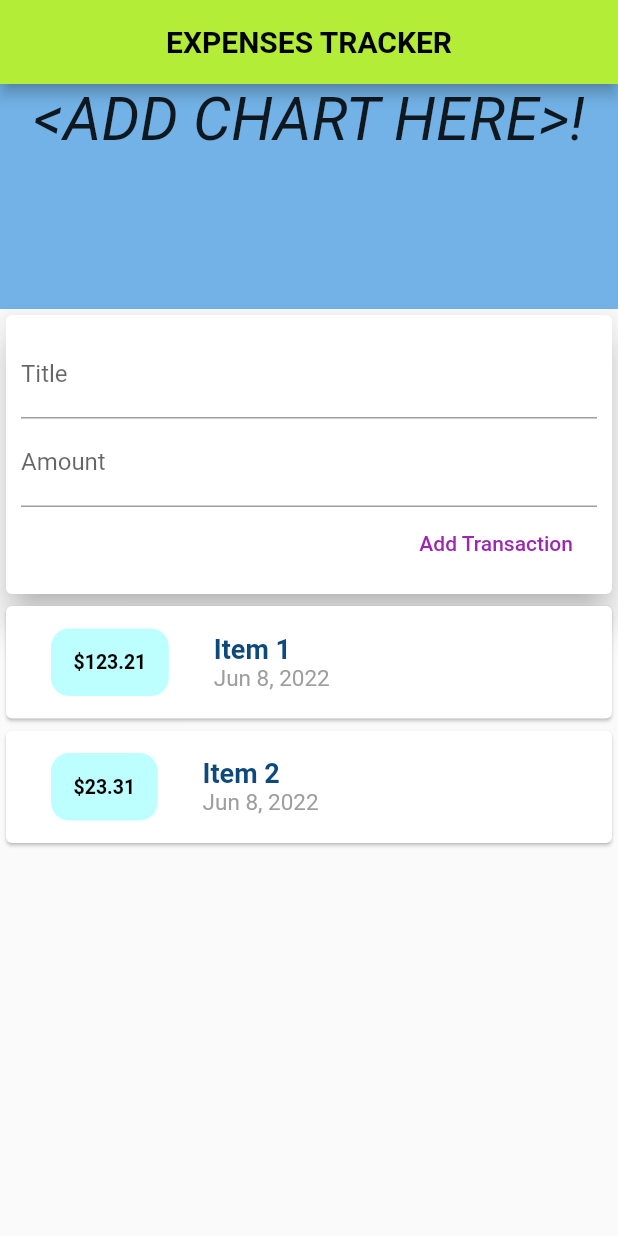
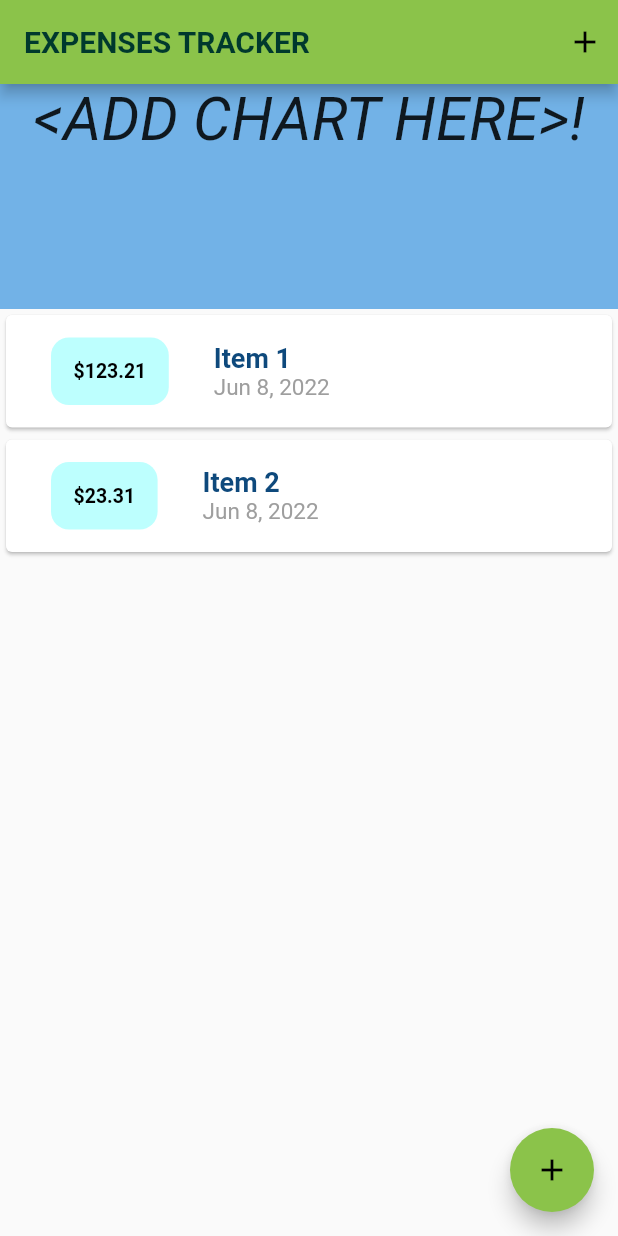
Before and after one commit to Saransh29/ExpenseTracker, a Flutter app: the screen it shows after launch, on a phone screen of 412 x 824 dp. Run offline on Flutter 3.47's test engine with Material 2 defaults, Android fonts, the phone set to English and light mode, and no system bars; Roboto replaces fonts that are missing (applesf).

Commit message:
v2 - shifted txadd to button , apk files , fonts

```diff
--- a/lib/main.dart
+++ b/lib/main.dart
@@ -1,5 +1,7 @@
-import './widgets/user_transcations.dart';
+import './widgets/transaction_list.dart';
+import './widgets/new_transactions.dart';
 import 'package:flutter/material.dart';
+import './models/transaction.dart';
 
 void main() => runApp(MyApp());
 
@@ -7,33 +9,83 @@ class MyApp extends StatelessWidget {
   @override
   Widget build(BuildContext context) {
     return MaterialApp(
-      title: 'Flutter App',
+      title: 'Expense Tracker',
+      theme: ThemeData(
+        primarySwatch: Colors.lightGreen,
+        visualDensity: VisualDensity.comfortable,
+        fontFamily: 'applesf',
+      ),
       home: MyHomePage(),
     );
   }
 }
 
-class MyHomePage extends StatelessWidget {
+class MyHomePage extends StatefulWidget {
+  @override
+  State<MyHomePage> createState() => _MyHomePageState();
+}
+
+class _MyHomePageState extends State<MyHomePage> {
   // String titleInput;
-  // String amountInput;
-  final titleController = TextEditingController();
-  final amountController = TextEditingController();
+
+  final List<Transaction> _userTransactions = [
+    Transaction(
+      id: 't1',
+      title: 'Item 1',
+      amount: 123.21,
+      date: DateTime.now(),
+    ),
+    Transaction(
+      id: 't2',
+      title: 'Item 2',
+      amount: 23.31,
+      date: DateTime.now(),
+    ),
+  ];
+
+  void _addNewTransaction(String txTitle, double txAmount) {
+    final newTx = Transaction(
+      amount: txAmount,
+      title: txTitle,
+      date: DateTime.now(),
+      id: DateTime.now().toString(),
+    );
+    setState(() {
+      _userTransactions.add(newTx);
+    });
+  }
+
+  void _startAddNewTransaction(BuildContext ctx) {
+    showModalBottomSheet(
+        context: ctx,
+        builder: (_) {
+          return GestureDetector(
+            onTap: (() {}),
+            child: NewTransaction(_addNewTransaction),
+            behavior: HitTestBehavior.opaque,
+          );
+        });
+  }
 
   @override
   Widget build(BuildContext context) {
     return Scaffold(
       appBar: AppBar(
-        backgroundColor: const Color.fromARGB(255, 180, 237, 56),
-        title: const Center(
-          child: Text(
-            'EXPENSES TRACKER',
-            textAlign: TextAlign.center,
-            style: TextStyle(
-                color: Color.fromARGB(255, 1, 1, 0),
-                fontSize: 20,
-                fontWeight: FontWeight.bold),
-          ),
+        // backgroundColor: Color.fromARGB(255, 148, 225, 96),
+        title: const Text(
+          'EXPENSES TRACKER',
+          textAlign: TextAlign.center,
+          style: TextStyle(
+              color: Color.fromARGB(255, 0, 57, 45),
+              fontSize: 20,
+              fontWeight: FontWeight.bold),
         ),
+        actions: <Widget>[
+          IconButton(
+            icon: Icon(Icons.add),
+            onPressed: () => _startAddNewTransaction(context),
+          )
+        ],
       ),
       body: SingleChildScrollView(
         child: Column(
@@ -50,9 +102,13 @@ class MyHomePage extends StatelessWidget {
                 style: TextStyle(fontSize: 40, fontStyle: FontStyle.italic),
               ),
             ),
-            UserTransactions(),
+            TransactionList(_userTransactions),
           ],
         ),
+      ),
+      floatingActionButton: FloatingActionButton(
+        child: Icon(Icons.add),
+        onPressed: () => _startAddNewTransaction(context),
       ),
     );
   }
--- a/lib/widgets/transaction_list.dart
+++ b/lib/widgets/transaction_list.dart
@@ -8,7 +8,9 @@ class TransactionList extends StatelessWidget {
 
   @override
   Widget build(BuildContext context) {
-    return Column(
+    return Container(
+      height: 450,
+      child: ListView(
         children: transactions.map((tx) {
           return Card(
             child: Row(
@@ -22,7 +24,7 @@ class TransactionList extends StatelessWidget {
                   ),
                   padding: const EdgeInsets.all(15),
                   child: Text(
-                  '\$${tx.amount}', //tx.amount.toString() can also be used string interpolation
+                    '\$${tx.amount.toStringAsFixed(2)}', //tx.amount.toString() can also be used string interpolation
                     style: const TextStyle(
                       fontSize: 13,
                       fontWeight: FontWeight.bold,
@@ -54,6 +56,7 @@ class TransactionList extends StatelessWidget {
             ),
           );
         }).toList(),
+      ),
     );
   }
 }
--- a/lib/widgets/user_transcations.dart
+++ /dev/null
@@ -1,50 +0,0 @@
-import 'package:flutter/cupertino.dart';
-import './new_transactions.dart';
-import './transaction_list.dart';
-import '../models/transaction.dart';
-
-class UserTransactions extends StatefulWidget {
-  const UserTransactions({Key key}) : super(key: key);
-
-  @override
-  State<UserTransactions> createState() => _UserTransactionsState();
-}
-
-class _UserTransactionsState extends State<UserTransactions> {
-  final List<Transaction> _userTransactions = [
-    Transaction(
-      id: 't1',
-      title: 'Item 1',
-      amount: 123.21,
-      date: DateTime.now(),
-    ),
-    Transaction(
-      id: 't2',
-      title: 'Item 2',
-      amount: 23.31,
-      date: DateTime.now(),
-    ),
-  ];
-
-  void _addNewTransaction(String txTitle, double txAmount) {
-    final newTx = Transaction(
-      amount: txAmount,
-      title: txTitle,
-      date: DateTime.now(),
-      id: DateTime.now().toString(),
-    );
-    setState(() {
-      _userTransactions.add(newTx);
-    });
-  }
-
-  @override
-  Widget build(BuildContext context) {
-    return Column(
-      children: <Widget>[
-        NewTransaction(_addNewTransaction),
-        TransactionList(_userTransactions),
-      ],
-    );
-  }
-}
```
Also changed, not shown: lib/widgets/new_transactions.dart (+30 -9 lines), pubspec.yaml (+14 -2 lines), assets/icon/icon.jpg (added), assets/icon/icon1.png (added), assets/icon/icon2.png (added), changes/readme 1.1.txt (added), pubspec.lock, 27 other files. Lines whose indentation alone changed are shown as unchanged.
